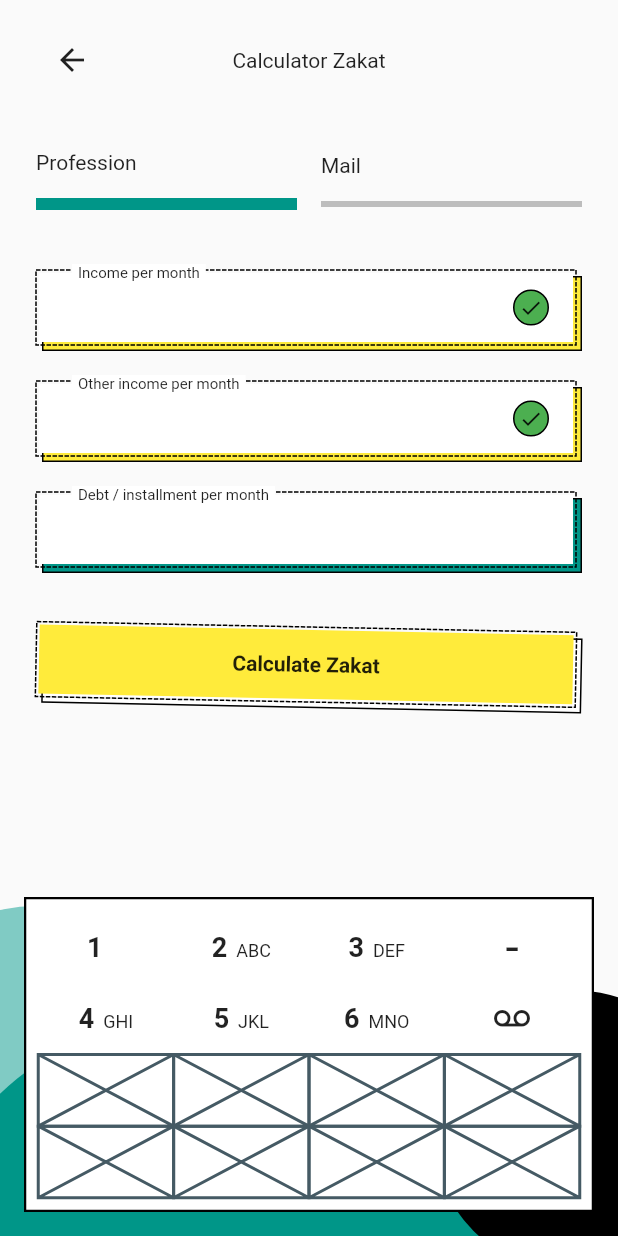
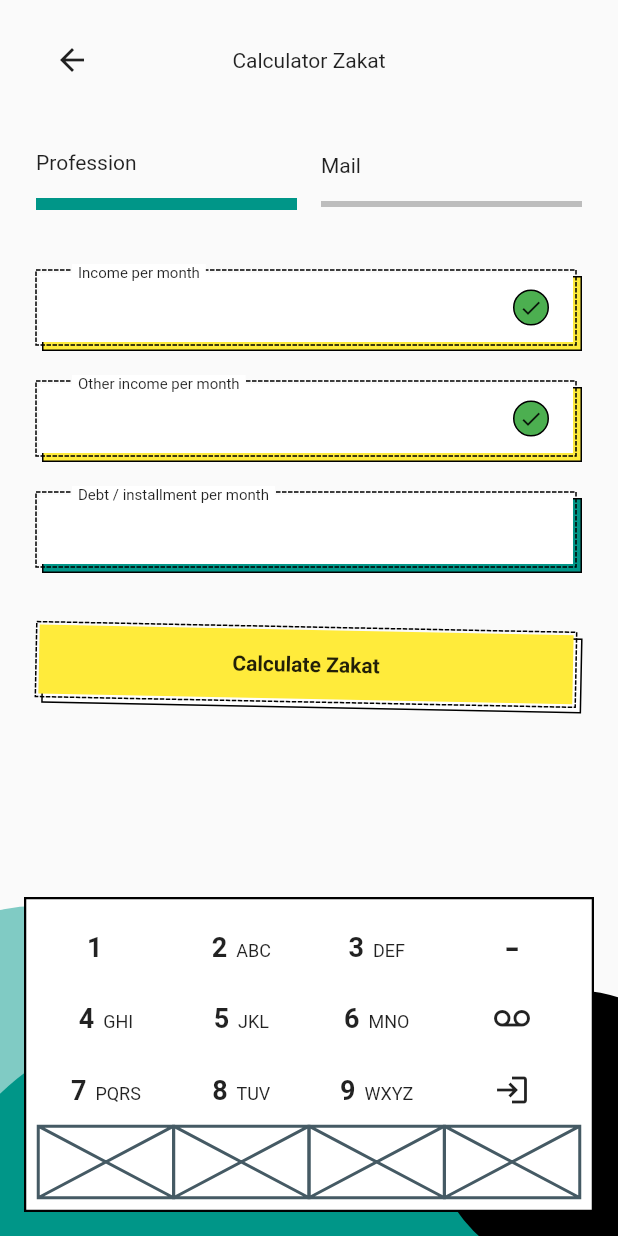
Before and after one commit to JAICHANGPARK/flutter_notebook_18th_story, a Flutter app: the screen it shows after launch, on a phone screen of 412 x 824 dp. Run offline on Flutter 3.47's test engine with Material 2 defaults, Android fonts, the phone set to English and light mode, and no system bars; drawn by our look-alikes of dotted_border; our stand-ins replace cached_network_image, flutter_lorem, flutter_riverpod, flutter_svg, freezed_annotation, go_router and 3 more.

Commit message:
Update fund_keyboard_widget.dart

```diff
--- a/lib/ep1085_funding_app/src/ui/widgets/fund_keyboard_widget.dart
+++ b/lib/ep1085_funding_app/src/ui/widgets/fund_keyboard_widget.dart
@@ -175,10 +175,80 @@ class _FundKeyboardWidgetState extends State<FundKeyboardWidget> {
         Expanded(
           child: Row(
             children: const [
-              Expanded(child: Placeholder()),
-              Expanded(child: Placeholder()),
-              Expanded(child: Placeholder()),
-              Expanded(child: Placeholder()),
+              Expanded(
+                child: Center(
+                  child: Text.rich(
+                    TextSpan(
+                      children: [
+                        TextSpan(
+                          text: "7",
+                          style: TextStyle(
+                            fontWeight: FontWeight.bold,
+                            fontSize: 18,
+                          ),
+                        ),
+                        TextSpan(
+                          text: "  PQRS",
+                          style: TextStyle(
+                            fontSize: 12,
+                          ),
+                        ),
+                      ],
+                    ),
+                  ),
+                ),
+              ),
+              Expanded(
+                child: Center(
+                  child: Text.rich(
+                    TextSpan(
+                      children: [
+                        TextSpan(
+                          text: "8",
+                          style: TextStyle(
+                            fontWeight: FontWeight.bold,
+                            fontSize: 18,
+                          ),
+                        ),
+                        TextSpan(
+                          text: "  TUV",
+                          style: TextStyle(
+                            fontSize: 12,
+                          ),
+                        ),
+                      ],
+                    ),
+                  ),
+                ),
+              ),
+              Expanded(
+                child: Center(
+                  child: Text.rich(
+                    TextSpan(
+                      children: [
+                        TextSpan(
+                            text: "9",
+                            style: TextStyle(
+                              fontWeight: FontWeight.bold,
+                              fontSize: 18,
+                            )),
+                        TextSpan(
+                            text: "  WXYZ",
+                            style: TextStyle(
+                              fontSize: 12,
+                            )),
+                      ],
+                    ),
+                  ),
+                ),
+              ),
+              Expanded(
+                child: Center(
+                  child: Icon(
+                    Icons.login,
+                  ),
+                ),
+              ),
             ],
           ),
         ),
```
